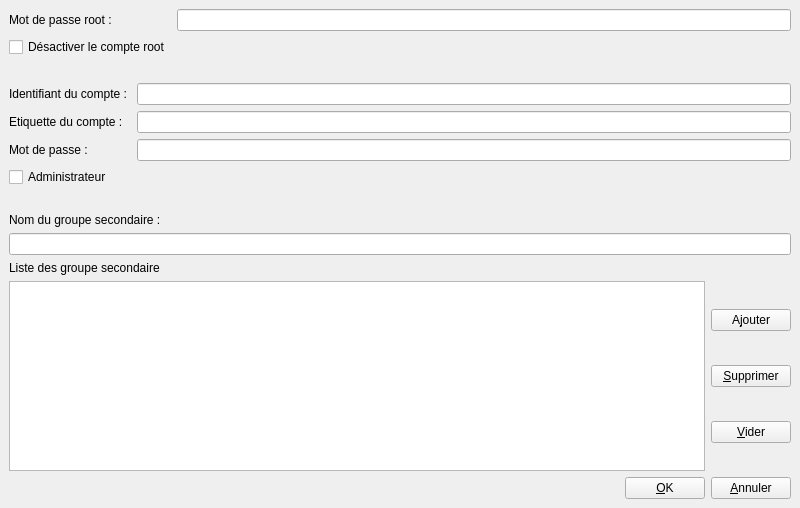
Sebastux/Anacontux, file ui/utilisateur/fen_user.ui: the form before one commit.
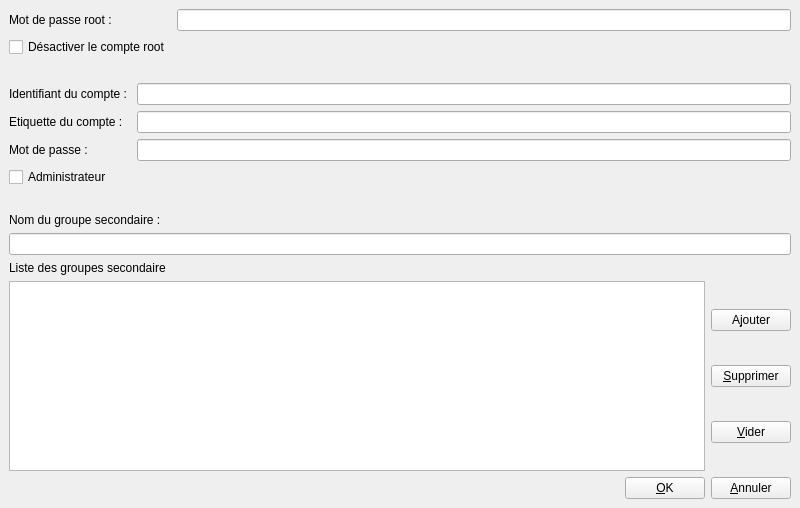
The form after the commit.

Commit message: Correction d'une faute d'orthographe.

```diff
--- a/ui/utilisateur/fen_user.ui
+++ b/ui/utilisateur/fen_user.ui
@@ -140,7 +140,7 @@
     <item>
      <widget class="QLabel" name="lbl_ListeGroupe">
       <property name="text">
-       <string>Liste des groupe secondaire</string>
+       <string>Liste des groupes secondaire</string>
       </property>
      </widget>
     </item>
```
